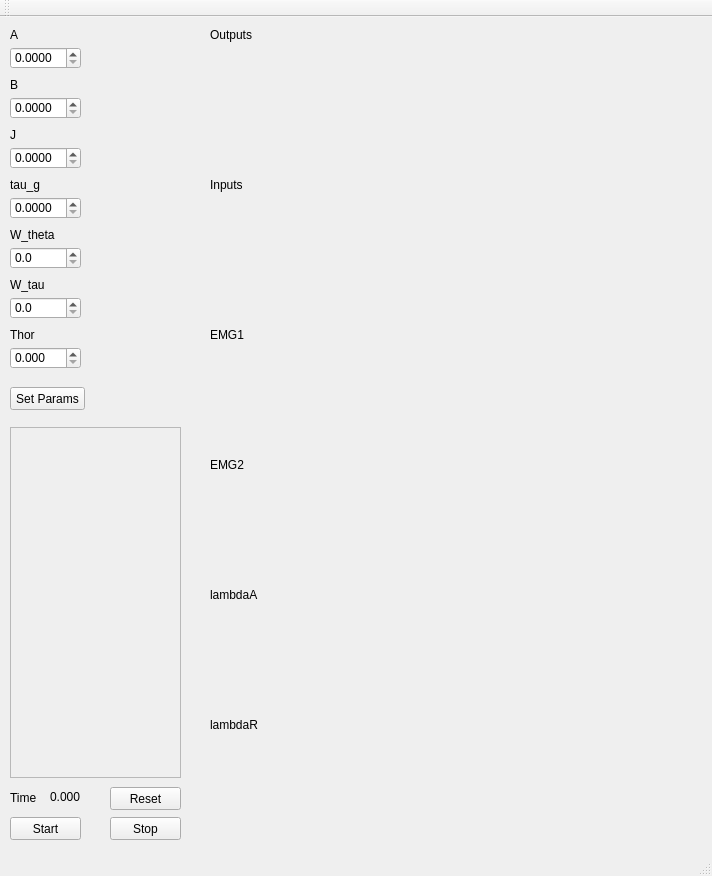
This is GUI/GUI.ui in cic12/exo_control as Qt 5 draws it before an edit. The edited form follows.
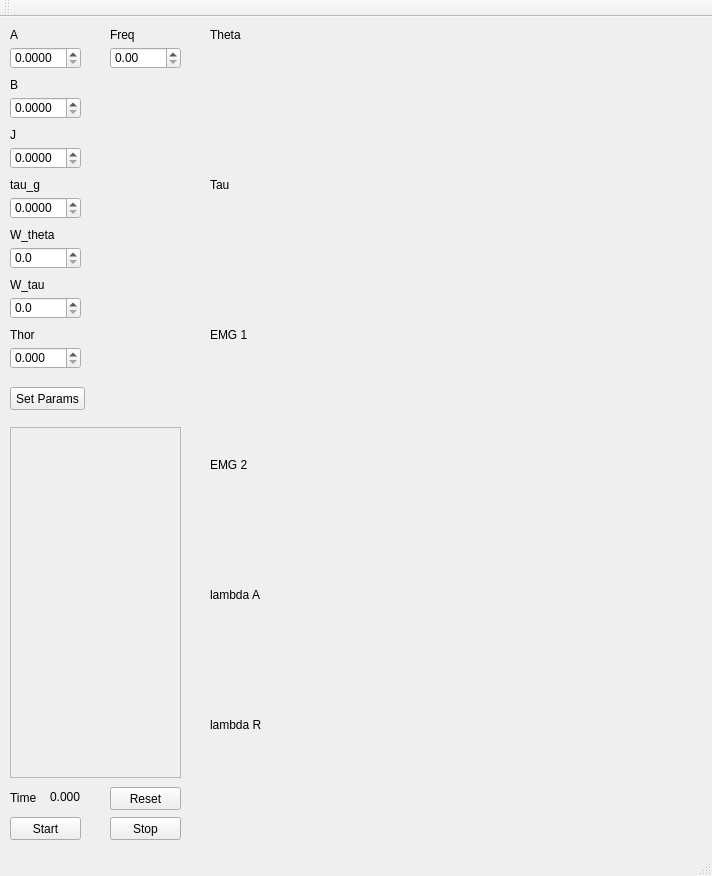
This is the edited form. Custom widgets are drawn as their Qt base class.

Patch:
```diff
--- a/GUI/GUI.ui
+++ b/GUI/GUI.ui
@@ -394,7 +394,7 @@
      </rect>
     </property>
     <property name="text">
-     <string>Outputs</string>
+     <string>Theta</string>
     </property>
    </widget>
    <widget class="QLabel" name="label_22">
@@ -407,7 +407,7 @@
      </rect>
     </property>
     <property name="text">
-     <string>Inputs</string>
+     <string>Tau</string>
     </property>
    </widget>
    <widget class="QLabel" name="label_23">
@@ -420,7 +420,7 @@
      </rect>
     </property>
     <property name="text">
-     <string>EMG1</string>
+     <string>EMG 1</string>
     </property>
    </widget>
    <widget class="QLabel" name="label_24">
@@ -433,7 +433,7 @@
      </rect>
     </property>
     <property name="text">
-     <string>EMG2</string>
+     <string>EMG 2</string>
     </property>
    </widget>
    <widget class="QLabel" name="label_25">
@@ -446,7 +446,7 @@
      </rect>
     </property>
     <property name="text">
-     <string>lambdaA</string>
+     <string>lambda A</string>
     </property>
    </widget>
    <widget class="QLabel" name="label_26">
@@ -459,7 +459,7 @@
      </rect>
     </property>
     <property name="text">
-     <string>lambdaR</string>
+     <string>lambda R</string>
     </property>
    </widget>
    <widget class="QPlainTextEdit" name="plainTextEdit">
@@ -494,6 +494,44 @@
      <string>Reset</string>
     </property>
    </widget>
+   <widget class="QLabel" name="label_8">
+    <property name="geometry">
+     <rect>
+      <x>110</x>
+      <y>10</y>
+      <width>61</width>
+      <height>16</height>
+     </rect>
+    </property>
+    <property name="text">
+     <string>Freq</string>
+    </property>
+   </widget>
+   <widget class="QDoubleSpinBox" name="Freq_box">
+    <property name="geometry">
+     <rect>
+      <x>110</x>
+      <y>30</y>
+      <width>71</width>
+      <height>22</height>
+     </rect>
+    </property>
+    <property name="decimals">
+     <number>2</number>
+    </property>
+    <property name="minimum">
+     <double>0.000000000000000</double>
+    </property>
+    <property name="maximum">
+     <double>2.000000000000000</double>
+    </property>
+    <property name="singleStep">
+     <double>0.050000000000000</double>
+    </property>
+    <property name="value">
+     <double>0.000000000000000</double>
+    </property>
+   </widget>
   </widget>
   <widget class="QMenuBar" name="menuBar">
    <property name="geometry">
```
